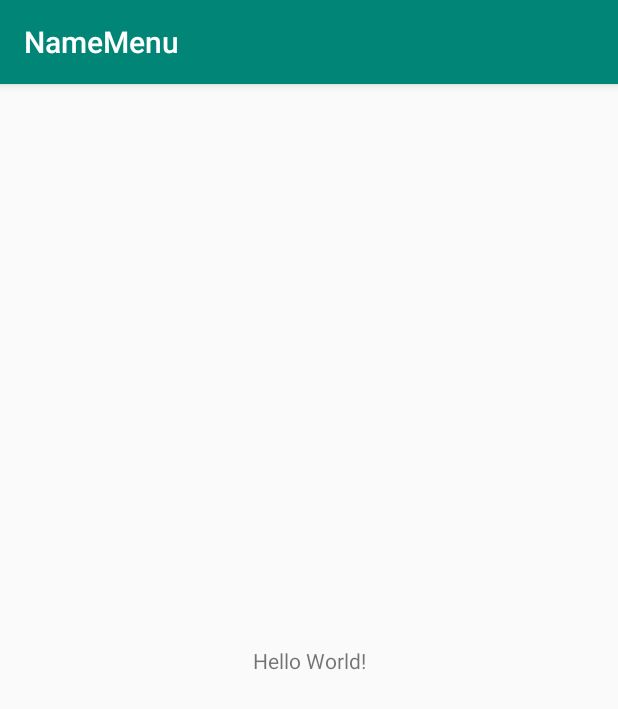
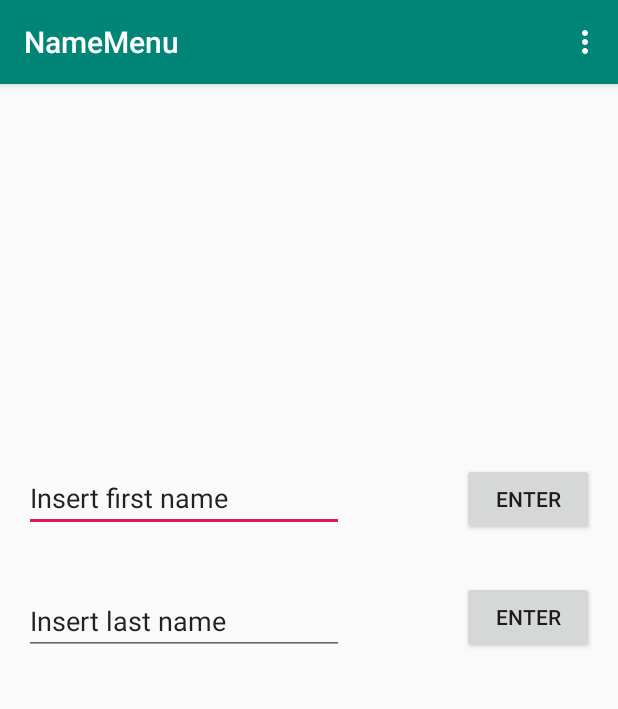
Before and after one commit to vebovs/android, an Android app: the screen it shows after launch (MainActivity), on a phone screen of 412 x 824 dp. Shown: the top 709 px of the screen. Run offline under Robolectric (Android 15) with nearby library versions, the phone set to English and light mode, and no system bars.

Commit message:
finished a simple text, button and menu demo

```diff
--- a/NameMenu/app/src/main/java/com/example/namemenu/MainActivity.java
+++ b/NameMenu/app/src/main/java/com/example/namemenu/MainActivity.java
@@ -1,14 +1,66 @@
 package com.example.namemenu;
 
+import androidx.annotation.NonNull;
 import androidx.appcompat.app.AppCompatActivity;
-
 import android.os.Bundle;
+import android.util.Log;
+import android.view.Menu;
+import android.view.MenuItem;
+import android.widget.Button;
+import android.view.View;
+import android.view.View.OnClickListener;
+import android.widget.EditText;
 
 public class MainActivity extends AppCompatActivity {
+    String firstname = "First name";
+    String lastname = "Last name";
 
     @Override
     protected void onCreate(Bundle savedInstanceState) {
         super.onCreate(savedInstanceState);
         setContentView(R.layout.activity_main);
+
+        final EditText firstnametext = findViewById(R.id.FirstnameText);
+        final EditText lastnametext = findViewById(R.id.LastnameText);
+        final Button firstnamebtn = findViewById(R.id.FirstnameBtn);
+        final Button lastnamebtn = findViewById(R.id.LastnameBtn);
+
+        firstnamebtn.setOnClickListener(new OnClickListener() {
+            @Override
+            public void onClick(View view) {
+                firstname = firstnametext.getText().toString();
+            }
+        });
+
+        lastnamebtn.setOnClickListener(new OnClickListener() {
+            @Override
+            public void onClick(View view) {
+                lastname = lastnametext.getText().toString();
+            }
+        });
+    }
+
+
+    @Override
+    public boolean onCreateOptionsMenu(Menu menu) {
+        super.onCreateOptionsMenu(menu);
+
+        menu.add(firstname);
+        menu.add(lastname);
+
+        return true;
+    }
+
+    @Override
+    public boolean onOptionsItemSelected(@NonNull MenuItem item) {
+        super.onOptionsItemSelected(item);
+
+        if(item.getTitle().equals("First name")){
+            Log.i("onOptionsItemSelected()", firstname  + " was clicked by user");
+        } else {
+            Log.i("onOptionsItemSelected()",lastname + " was clicked by user");
+        }
+
+        return true;
     }
 }
--- a/NameMenu/app/src/main/res/layout/activity_main.xml
+++ b/NameMenu/app/src/main/res/layout/activity_main.xml
@@ -6,13 +6,58 @@
     android:layout_height="match_parent"
     tools:context=".MainActivity">
 
-    <TextView
+    <EditText
+        android:id="@+id/FirstnameText"
         android:layout_width="wrap_content"
         android:layout_height="wrap_content"
-        android:text="Hello World!"
+        android:layout_marginTop="250dp"
+        android:ems="10"
+        android:inputType="textPersonName"
+        android:text="Insert first name"
         app:layout_constraintBottom_toBottomOf="parent"
-        app:layout_constraintLeft_toLeftOf="parent"
-        app:layout_constraintRight_toRightOf="parent"
-        app:layout_constraintTop_toTopOf="parent" />
+        app:layout_constraintEnd_toEndOf="parent"
+        app:layout_constraintHorizontal_bias="0.08"
+        app:layout_constraintStart_toStartOf="parent"
+        app:layout_constraintTop_toTopOf="parent"
+        app:layout_constraintVertical_bias="0.007" />
+
+    <Button
+        android:id="@+id/FirstnameBtn"
+        android:layout_width="wrap_content"
+        android:layout_height="wrap_content"
+        android:layout_marginTop="250dp"
+        android:text="Enter"
+        app:layout_constraintBottom_toBottomOf="parent"
+        app:layout_constraintEnd_toEndOf="parent"
+        app:layout_constraintHorizontal_bias="0.95"
+        app:layout_constraintStart_toStartOf="parent"
+        app:layout_constraintTop_toTopOf="parent"
+        app:layout_constraintVertical_bias="0.006" />
+
+    <Button
+        android:id="@+id/LastnameBtn"
+        android:layout_width="wrap_content"
+        android:layout_height="wrap_content"
+        android:text="Enter"
+        app:layout_constraintBottom_toBottomOf="parent"
+        app:layout_constraintEnd_toEndOf="parent"
+        app:layout_constraintHorizontal_bias="0.95"
+        app:layout_constraintStart_toStartOf="parent"
+        app:layout_constraintTop_toBottomOf="@+id/FirstnameBtn"
+        app:layout_constraintVertical_bias="0.073" />
+
+    <EditText
+        android:id="@+id/LastnameText"
+        android:layout_width="wrap_content"
+        android:layout_height="wrap_content"
+        android:ems="10"
+        android:inputType="textPersonName"
+        android:text="Insert last name"
+        app:layout_constraintBottom_toBottomOf="parent"
+        app:layout_constraintEnd_toEndOf="parent"
+        app:layout_constraintHorizontal_bias="0.08"
+        app:layout_constraintStart_toStartOf="parent"
+        app:layout_constraintTop_toBottomOf="@+id/FirstnameText"
+        app:layout_constraintVertical_bias="0.087" />
 
 </androidx.constraintlayout.widget.ConstraintLayout>
```
